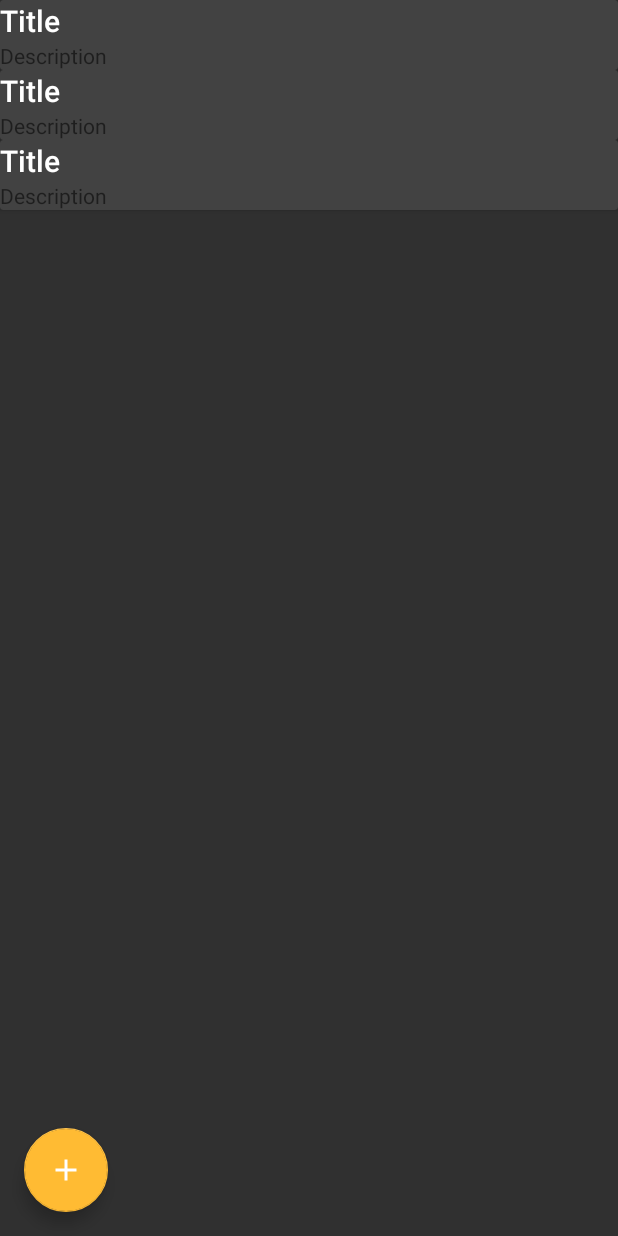
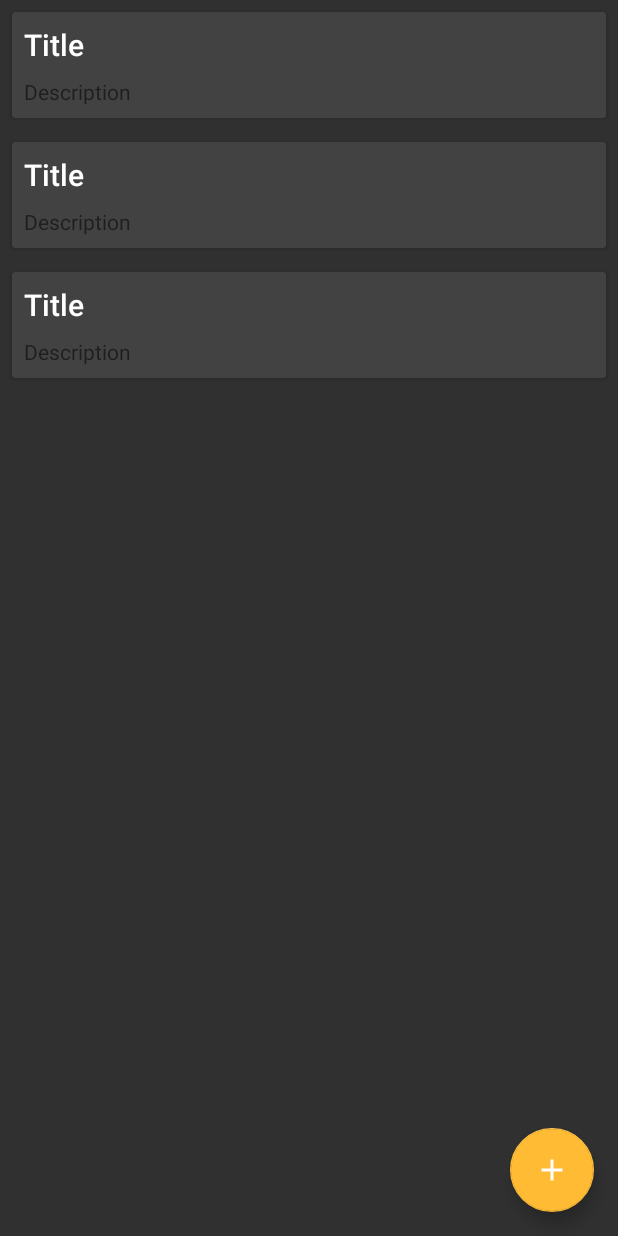
Before and after one commit to Happyjooz/Android, an Android app: the layout fragment4_note.xml on its own in the app's theme, with its tools: preview values and no code run, on a phone screen of 412 x 824 dp. Run offline under Robolectric (Android 15) with nearby library versions, the phone set to English and light mode, and no system bars.

Commit message:
note debug

```diff
--- a/app/src/main/java/matthieu/app/AddNoteActivity.java
+++ b/app/src/main/java/matthieu/app/AddNoteActivity.java
@@ -33,7 +33,7 @@ public class AddNoteActivity extends AppCompatActivity {
         setSupportActionBar(toolbar);
         toolbar.setNavigationIcon(R.drawable.ic_clear_24dp);
 
-        getSupportActionBar().setTitle("Add new note");
+        getSupportActionBar().setTitle("Ajouter une nouvelle note");
 
         toolbar.setNavigationOnClickListener(new View.OnClickListener() {
             @Override
--- a/app/src/main/java/matthieu/app/Tab4Note.java
+++ b/app/src/main/java/matthieu/app/Tab4Note.java
@@ -41,7 +41,6 @@ public class Tab4Note extends Fragment {
 
         recyclerView = (RecyclerView) rootView.findViewById(R.id.main_list);
         fab = (FloatingActionButton) rootView.findViewById(R.id.fab);
-        adapter = new NotesAdapter(getActivity(), notes);
         StaggeredGridLayoutManager gridLayoutManager =
                 new StaggeredGridLayoutManager(2, StaggeredGridLayoutManager.VERTICAL);
         gridLayoutManager.setGapStrategy(StaggeredGridLayoutManager.GAP_HANDLING_MOVE_ITEMS_BETWEEN_SPANS);
@@ -56,6 +55,8 @@ public class Tab4Note extends Fragment {
         if (initialCount >= 0) {
 
             notes = Note.listAll(Note.class);
+
+            adapter = new NotesAdapter(getActivity(), notes);
             recyclerView.setAdapter(adapter);
 
             if (notes.isEmpty())
--- a/app/src/main/res/layout/activity_tab.xml
+++ b/app/src/main/res/layout/activity_tab.xml
@@ -42,8 +42,9 @@
         android:id="@+id/fab"
         android:layout_width="wrap_content"
         android:layout_height="wrap_content"
-        android:layout_gravity="end|bottom"
+        android:layout_gravity="center|bottom"
         android:layout_margin="@dimen/fab_margin"
+        app:backgroundTint="@android:color/holo_orange_light"
         app:srcCompat="@android:drawable/ic_dialog_email" />
 
 </android.support.design.widget.CoordinatorLayout>
--- a/app/src/main/res/layout/fragment4_note.xml
+++ b/app/src/main/res/layout/fragment4_note.xml
@@ -18,7 +18,7 @@
         android:id="@+id/fab"
         android:layout_width="wrap_content"
         android:layout_height="wrap_content"
-        android:layout_gravity="bottom|left"
+        android:layout_gravity="bottom|end"
         android:layout_margin="@dimen/fab_margin"
         android:src="@drawable/ic_add_24dp"
         android:tint="@android:color/white"
--- a/app/src/main/res/layout/note_item.xml
+++ b/app/src/main/res/layout/note_item.xml
@@ -5,13 +5,15 @@
     android:id="@+id/note_item"
     android:layout_width="match_parent"
     android:layout_height="wrap_content"
+    android:layout_margin="8dp"
     android:orientation="vertical">
 
     <LinearLayout
         android:layout_width="match_parent"
         android:layout_height="wrap_content"
         android:background="?attr/selectableItemBackground"
-        android:orientation="vertical">
+        android:orientation="vertical"
+        android:padding="8dp">
 
         <TextView
             android:id="@+id/note_item_title"
@@ -25,6 +27,7 @@
             style="@style/TextAppearance.AppCompat.Body1"
             android:layout_width="match_parent"
             android:layout_height="wrap_content"
+            android:layout_marginTop="8dp"
             android:alpha="0.54"
             android:ellipsize="end"
             android:maxLines="6"
```
